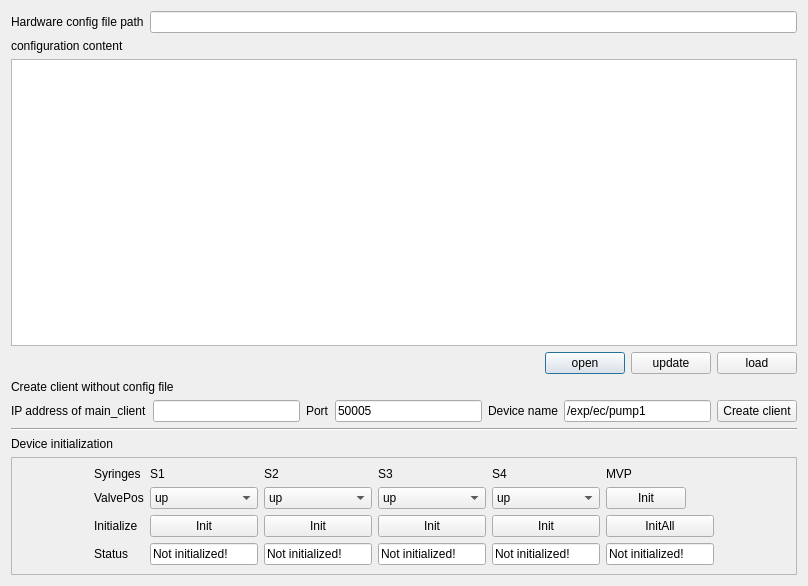
jackey-qiu/PSD_controller, file start_pump_client.ui: the form before one commit.
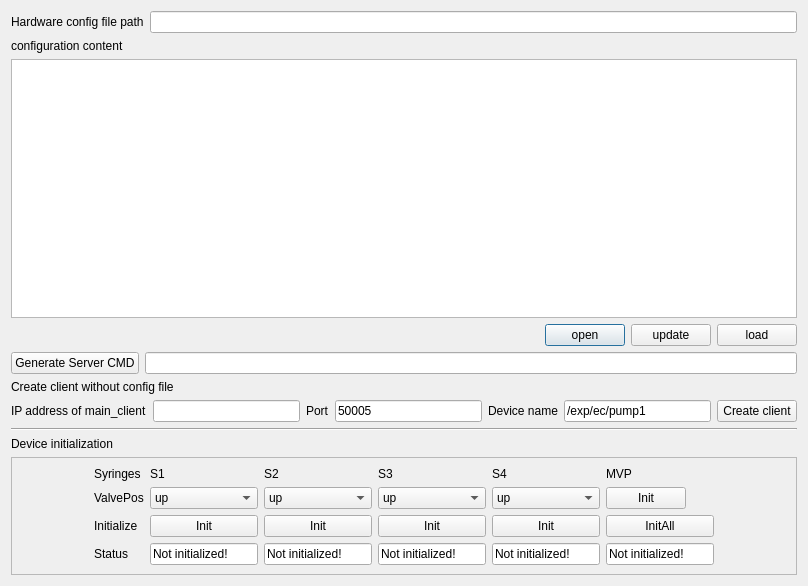
The form after the commit.

Commit message: add a button to generate server_cmd string

Patch:
```diff
--- a/start_pump_client.ui
+++ b/start_pump_client.ui
@@ -76,6 +76,20 @@
      </item>
     </layout>
    </item>
+   <item>
+    <layout class="QHBoxLayout" name="horizontalLayout_5">
+     <item>
+      <widget class="QPushButton" name="pushButton_server_cmd">
+       <property name="text">
+        <string>Generate Server CMD</string>
+       </property>
+      </widget>
+     </item>
+     <item>
+      <widget class="QLineEdit" name="lineEdit_server_cmd"/>
+     </item>
+    </layout>
+   </item>
    <item>
     <widget class="QLabel" name="label_13">
      <property name="text">
```
The commit also changes 4 other files.
